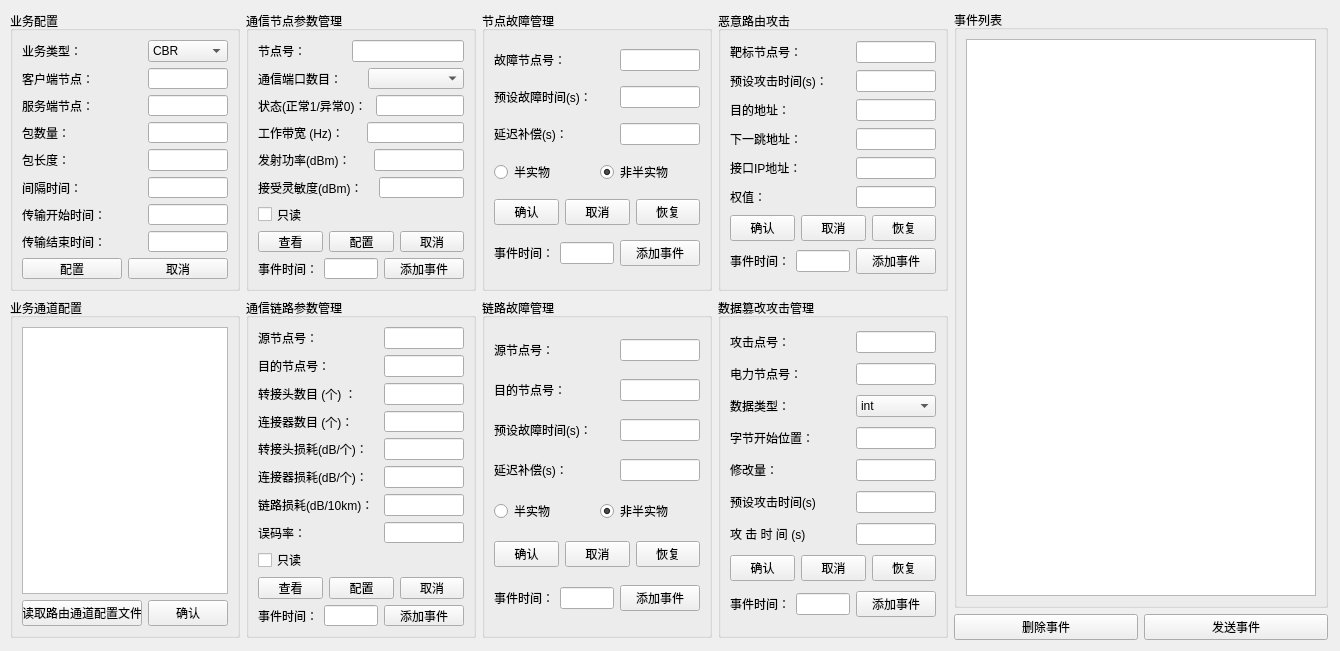
The window that MtController/comm_param_settings.ui (yacbo/Co-Simulation) describes before a commit, drawn with Qt 5.
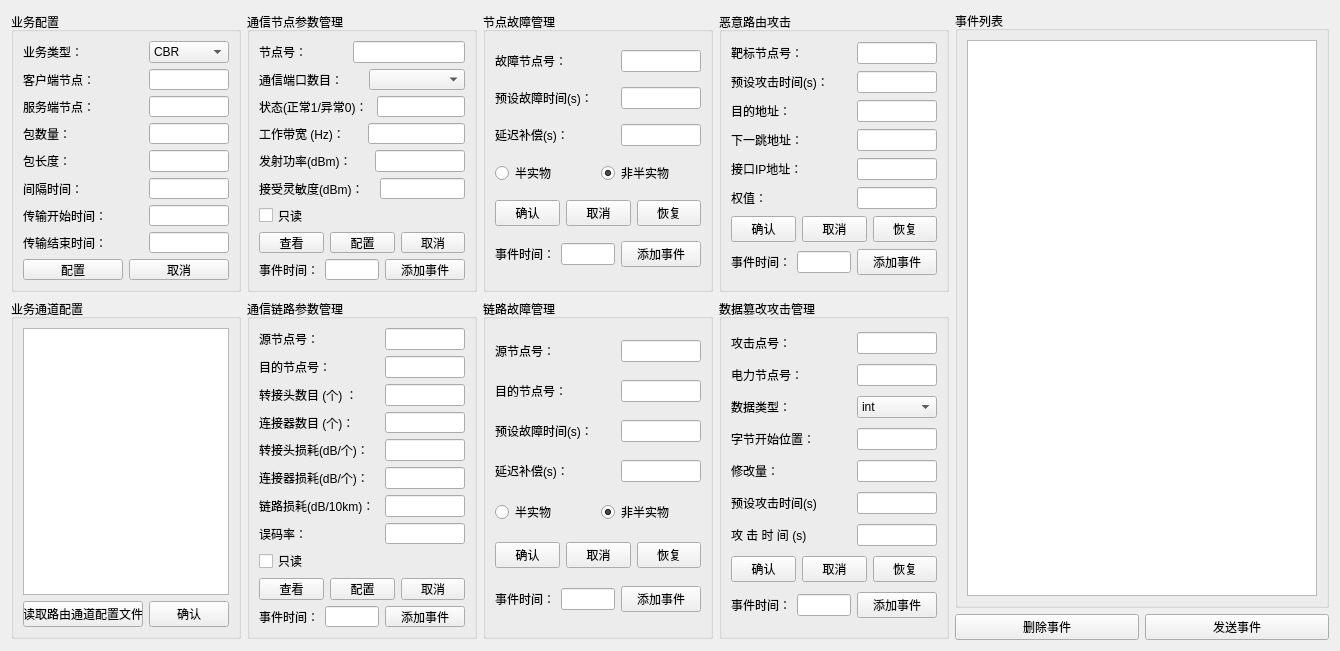
The same window after the commit. Icons and pictures are not drawn.

Commit message: 增加界面上事件信息

Patch:
```diff
--- a/MtController/comm_param_settings.ui
+++ b/MtController/comm_param_settings.ui
@@ -17,15 +17,8 @@
    <iconset resource="../MidSoftUI/minsoft.qrc">
     <normaloff>:/power_32.png</normaloff>:/power_32.png</iconset>
   </property>
-  <widget class="QWidget" name="">
-   <property name="geometry">
-    <rect>
-     <x>10</x>
-     <y>10</y>
-     <width>1318</width>
-     <height>630</height>
-    </rect>
-   </property>
+  <layout class="QVBoxLayout" name="verticalLayout_15">
+   <item>
    <layout class="QHBoxLayout" name="horizontalLayout_60">
     <item>
      <layout class="QVBoxLayout" name="verticalLayout_10">
@@ -1493,7 +1486,8 @@
      </layout>
     </item>
    </layout>
-  </widget>
+   </item>
+  </layout>
  </widget>
  <resources>
   <include location="../MidSoftUI/minsoft.qrc"/>
```
Left out of the diff: 4 changed lines with no effect on the pictures. Lines whose indentation alone changed are shown as unchanged. The commit also changes 2 other files.
